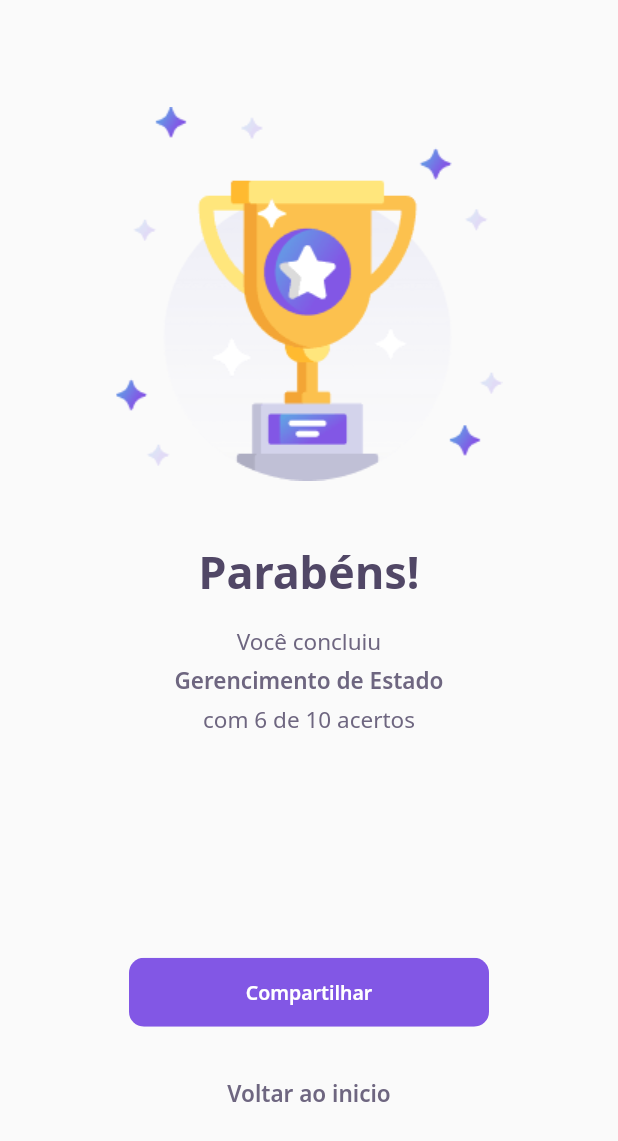
After one commit to cleandersonlobo/flutter_dev_quiz, a Flutter app: the ResultPage screen opened by its route, on a phone screen of 412 x 824 dp. The commit adds this screen. Shown: the top 1141 px of the screen. Run offline on Flutter 3.47's test engine with Material 2 defaults, Android fonts, the phone set to English and light mode, and no system bars; our stand-ins replace google_fonts; accounts and stored records are empty; network calls fail.

Commit message:
feat: added result page

```diff
--- a/lib/core/app_routes.dart
+++ b/lib/core/app_routes.dart
@@ -1,6 +1,7 @@
 import 'package:flutter/material.dart';
 import 'package:flutter_dev_quiz/screens/challenge/challenge_page.dart';
 import 'package:flutter_dev_quiz/screens/home/home_page.dart';
+import 'package:flutter_dev_quiz/screens/result/result_page.dart';
 import 'package:flutter_dev_quiz/screens/splash/splash_page.dart';
 import 'package:flutter_dev_quiz/shared/models/quiz_modal.dart';
 
@@ -22,8 +23,9 @@ class RouteGenerator {
             ),
           );
         }
-
         return _errorRoute();
+      case '/result':
+        return MaterialPageRoute(builder: (_) => ResultPage());
       default:
         return _errorRoute();
     }
--- a/lib/core/app_text_styles.dart
+++ b/lib/core/app_text_styles.dart
@@ -14,6 +14,12 @@ class AppTextStyles {
     color: AppColors.white,
     fontSize: 20,
     fontWeight: FontWeight.w600,
+  );
+
+  static final TextStyle titleDark = GoogleFonts.notoSans(
+    color: AppColors.black,
+    fontSize: 30,
+    fontWeight: FontWeight.w700,
   );
 
   static final TextStyle heading = GoogleFonts.notoSans(
@@ -74,6 +80,13 @@ class AppTextStyles {
     fontSize: 15,
     fontWeight: FontWeight.normal,
   );
+
+  static final TextStyle body15Bold = GoogleFonts.notoSans(
+    color: AppColors.grey,
+    fontSize: 15,
+    fontWeight: FontWeight.w600,
+  );
+
   static final TextStyle bodyLightGrey20 = GoogleFonts.notoSans(
     color: AppColors.lightGrey,
     fontSize: 20,
--- a/lib/screens/challenge/challenge_page.dart
+++ b/lib/screens/challenge/challenge_page.dart
@@ -149,7 +149,7 @@ class _ChallengePageState extends State<ChallengePage> {
                     flex: 1,
                     child: ButtonWidget.primary(
                       onPress: () {
-                        Navigator.pop(context);
+                        Navigator.of(context).pushReplacementNamed("/result");
                       },
                       label: "Concluir",
                     ),
--- /dev/null
+++ b/lib/screens/result/result_page.dart
@@ -0,0 +1,68 @@
+import 'package:flutter/material.dart';
+import 'package:flutter_dev_quiz/core/app_images.dart';
+import 'package:flutter_dev_quiz/core/core.dart';
+import 'package:flutter_dev_quiz/shared/widgets/button/button_widget.dart';
+
+class ResultPage extends StatelessWidget {
+  const ResultPage({Key? key}) : super(key: key);
+
+  @override
+  Widget build(BuildContext context) {
+    return Scaffold(
+      body: SafeArea(
+        child: Scrollbar(
+          child: Column(
+            mainAxisAlignment: MainAxisAlignment.spaceAround,
+            children: [
+              Column(
+                children: [
+                  Row(
+                    mainAxisAlignment: MainAxisAlignment.center,
+                    children: [Image.asset(AppImages.trophy)],
+                  ),
+                  SizedBox(
+                    height: 40,
+                  ),
+                  Text("Parabéns!", style: AppTextStyles.titleDark),
+                  SizedBox(
+                    height: 16,
+                  ),
+                  Text("Você concluiu", style: AppTextStyles.body15),
+                  SizedBox(
+                    height: 6,
+                  ),
+                  Text("Gerencimento de Estado",
+                      style: AppTextStyles.body15Bold),
+                  SizedBox(
+                    height: 6,
+                  ),
+                  Text("com 6 de 10 acertos", style: AppTextStyles.body15),
+                  SizedBox(
+                    height: 6,
+                  ),
+                ],
+              ),
+              Column(
+                children: [
+                  ButtonWidget.secondary(
+                      maxWidth: 240, label: "Compartilhar", onPress: () {}),
+                  SizedBox(
+                    height: 20,
+                  ),
+                  TextButton(
+                      onPressed: () {
+                        Navigator.pop(context);
+                      },
+                      child: Text(
+                        "Voltar ao inicio",
+                        style: AppTextStyles.body15Bold,
+                      ))
+                ],
+              )
+            ],
+          ),
+        ),
+      ),
+    );
+  }
+}
--- a/lib/screens/splash/splash_page.dart
+++ b/lib/screens/splash/splash_page.dart
@@ -4,6 +4,7 @@ import 'package:flutter_dev_quiz/core/core.dart';
 class SplashPage extends StatelessWidget {
   @override
   Widget build(BuildContext context) {
+    print("SplashPage");
     Future.delayed(Duration(seconds: 1))
         .then((_) => Navigator.of(context).pushReplacementNamed("/home"));
     return Scaffold(
--- a/lib/shared/widgets/button/button_widget.dart
+++ b/lib/shared/widgets/button/button_widget.dart
@@ -6,27 +6,42 @@ class ButtonWidget extends StatelessWidget {
   final VoidCallback onPress;
   final String label;
   final String variant;
-  ButtonWidget({
-    Key? key,
-    required this.label,
-    required this.onPress,
-    required this.variant,
-  })   : assert(['primary', "secondary", "light"].contains(variant)),
+  final double maxWidth;
+  ButtonWidget(
+      {Key? key,
+      required this.label,
+      required this.onPress,
+      required this.variant,
+      this.maxWidth = 164})
+      : assert(['primary', "secondary", "light"].contains(variant)),
         super(key: key);
 
-  ButtonWidget.primary({
+  ButtonWidget.primary(
+      {required VoidCallback onPress,
+      required String label,
+      double maxWidth = 164})
+      : this.variant = 'primary',
+        this.onPress = onPress,
+        this.label = label,
+        this.maxWidth = maxWidth;
+
+  ButtonWidget.light(
+      {required VoidCallback onPress,
+      required String label,
+      double maxWidth = 164})
+      : this.variant = 'light',
+        this.onPress = onPress,
+        this.label = label,
+        this.maxWidth = maxWidth;
+
+  ButtonWidget.secondary({
     required VoidCallback onPress,
     required String label,
-  })   : this.variant = 'primary',
+    double maxWidth = 164,
+  })  : this.variant = 'secondary',
         this.onPress = onPress,
-        this.label = label;
-
-  ButtonWidget.light({
-    required VoidCallback onPress,
-    required String label,
-  })   : this.variant = 'light',
-        this.onPress = onPress,
-        this.label = label;
+        this.label = label,
+        this.maxWidth = maxWidth;
 
   final buttonConfig = {
     "primary": {
@@ -52,7 +67,7 @@ class ButtonWidget extends StatelessWidget {
       type: MaterialType.transparency,
       child: Container(
         width: double.infinity,
-        constraints: BoxConstraints(maxWidth: 164),
+        constraints: BoxConstraints(maxWidth: maxWidth),
         child: Ink(
           decoration: BoxDecoration(
               color: buttonColor,
```
Also changed, not shown: assets/images/trophy.png.
